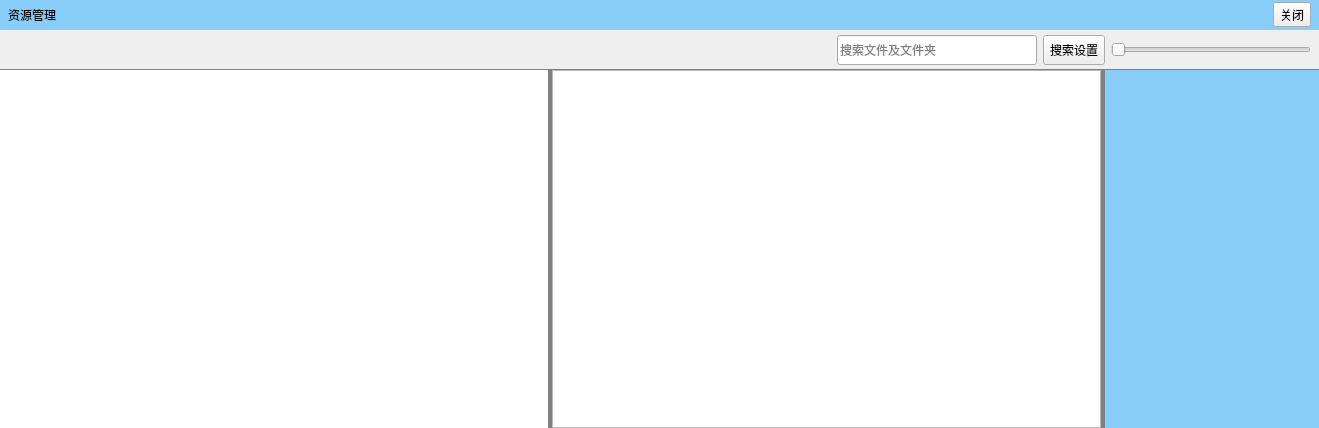
Before: the Qt Designer form res/ResManagementPanel.ui in luchengbiao/NX-ResManagement, drawn with Qt 5.
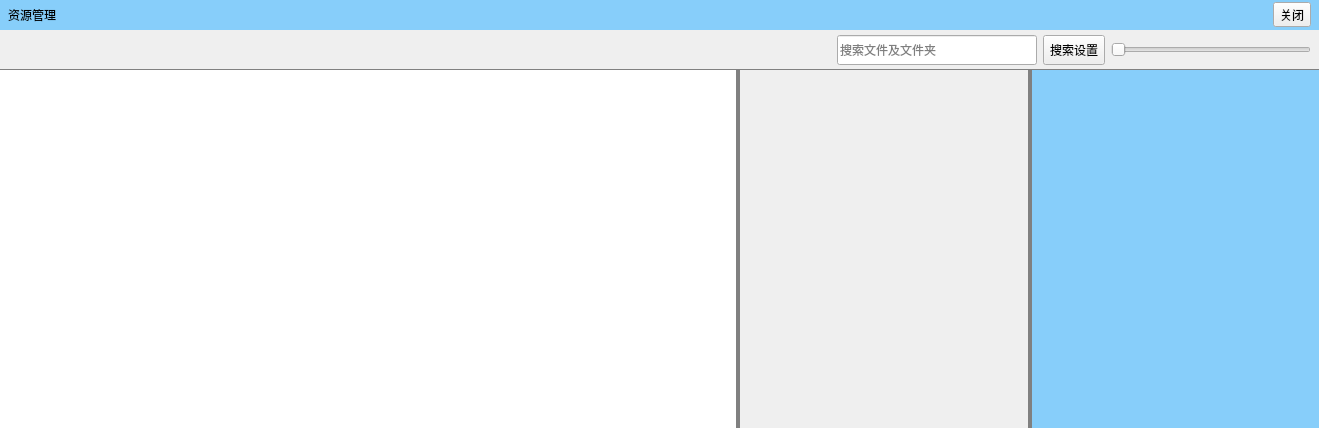
After: the same form once the commit is applied.

The edit to the form file:
```diff
--- a/res/ResManagementPanel.ui
+++ b/res/ResManagementPanel.ui
@@ -287,33 +287,6 @@
       <property name="styleSheet">
        <string notr="true"/>
       </property>
-      <layout class="QVBoxLayout" name="verticalLayout_3">
-       <property name="spacing">
-        <number>0</number>
-       </property>
-       <property name="leftMargin">
-        <number>0</number>
-       </property>
-       <property name="topMargin">
-        <number>0</number>
-       </property>
-       <property name="rightMargin">
-        <number>0</number>
-       </property>
-       <property name="bottomMargin">
-        <number>0</number>
-       </property>
-       <item>
-        <widget class="QTreeView" name="file_tree_view">
-         <property name="selectionBehavior">
-          <enum>QAbstractItemView::SelectRows</enum>
-         </property>
-         <property name="allColumnsShowFocus">
-          <bool>false</bool>
-         </property>
-        </widget>
-       </item>
-      </layout>
      </widget>
      <widget class="QWidget" name="right_wrapper_widget" native="true">
       <property name="styleSheet">
```
Left out of the diff: 4 changed lines with no effect on the pictures.
